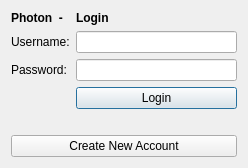
Before: the Qt Designer form Client/login.ui in darthmorf/Photon, drawn with Qt 5.
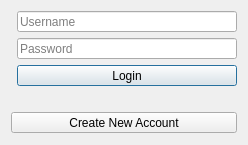
After: the same form once the commit is applied. Icons and pictures are not drawn.

Commit message: Using PlaceHolderText rather than labels

Diff of the .ui file:
```diff
--- a/Client/login.ui
+++ b/Client/login.ui
@@ -13,7 +13,7 @@
     <x>0</x>
     <y>0</y>
     <width>248</width>
-    <height>168</height>
+    <height>145</height>
    </rect>
   </property>
   <property name="sizePolicy">
@@ -25,7 +25,13 @@
   <property name="minimumSize">
    <size>
     <width>248</width>
-    <height>133</height>
+    <height>145</height>
+   </size>
+  </property>
+  <property name="maximumSize">
+   <size>
+    <width>248</width>
+    <height>147</height>
    </size>
   </property>
   <property name="windowTitle">
@@ -39,24 +45,14 @@
    <bool>false</bool>
   </property>
   <layout class="QFormLayout" name="formLayout">
-   <item row="1" column="0">
-    <widget class="QLabel" name="label">
-     <property name="text">
-      <string>Username:</string>
+   <item row="0" column="1">
+    <widget class="QLineEdit" name="usernameInput">
+     <property name="placeholderText">
+      <string>Username</string>
      </property>
     </widget>
    </item>
-   <item row="1" column="1">
-    <widget class="QLineEdit" name="usernameInput"/>
-   </item>
-   <item row="3" column="0">
-    <widget class="QLabel" name="label_2">
-     <property name="text">
-      <string>Password:</string>
-     </property>
-    </widget>
-   </item>
-   <item row="3" column="1">
+   <item row="2" column="1">
     <widget class="QLineEdit" name="passwordInput">
      <property name="enabled">
       <bool>true</bool>
@@ -64,29 +60,19 @@
      <property name="echoMode">
       <enum>QLineEdit::Password</enum>
      </property>
+     <property name="placeholderText">
+      <string>Password</string>
+     </property>
     </widget>
    </item>
-   <item row="4" column="1">
+   <item row="3" column="1">
     <widget class="QPushButton" name="loginButton">
      <property name="text">
       <string>Login</string>
      </property>
     </widget>
    </item>
-   <item row="0" column="0">
-    <widget class="QLabel" name="label_3">
-     <property name="font">
-      <font>
-       <weight>75</weight>
-       <bold>true</bold>
-      </font>
-     </property>
-     <property name="text">
-      <string>Photon  -</string>
-     </property>
-    </widget>
-   </item>
-   <item row="5" column="0" colspan="2">
+   <item row="4" column="0" colspan="2">
     <widget class="QLabel" name="errLabel">
      <property name="palette">
       <palette>
@@ -130,26 +116,13 @@
      </property>
     </widget>
    </item>
-   <item row="6" column="0" colspan="2">
+   <item row="5" column="0" colspan="2">
     <widget class="QPushButton" name="newAccButton">
      <property name="text">
       <string>Create New Account</string>
      </property>
     </widget>
    </item>
-   <item row="0" column="1">
-    <widget class="QLabel" name="label_4">
-     <property name="font">
-      <font>
-       <weight>75</weight>
-       <bold>true</bold>
-      </font>
-     </property>
-     <property name="text">
-      <string>Login</string>
-     </property>
-    </widget>
-   </item>
   </layout>
  </widget>
  <resources/>
```
The commit also changes 3 other files.
